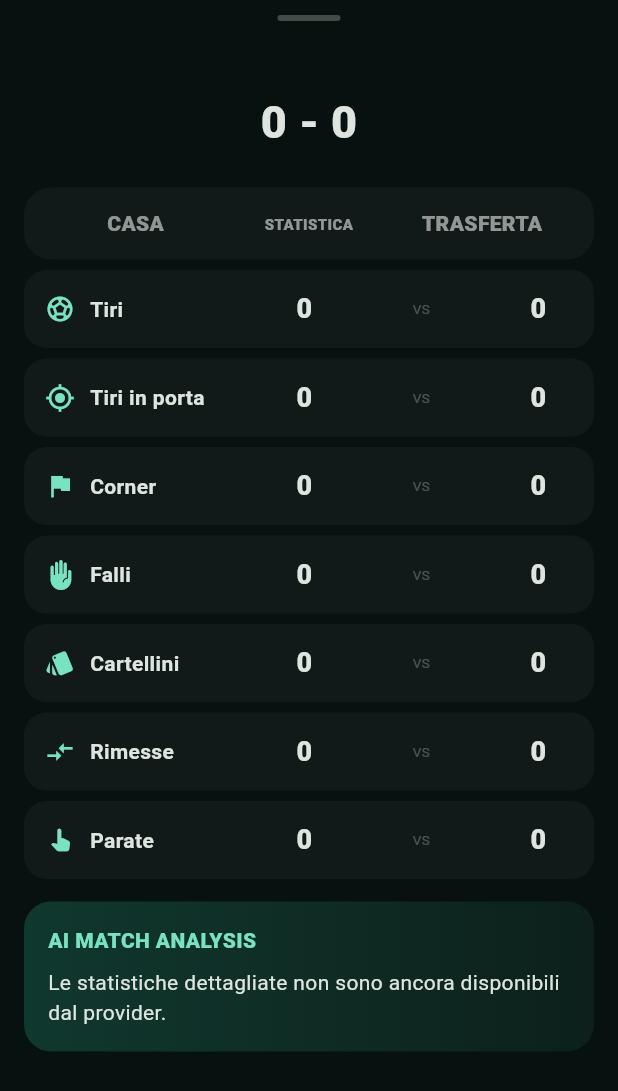
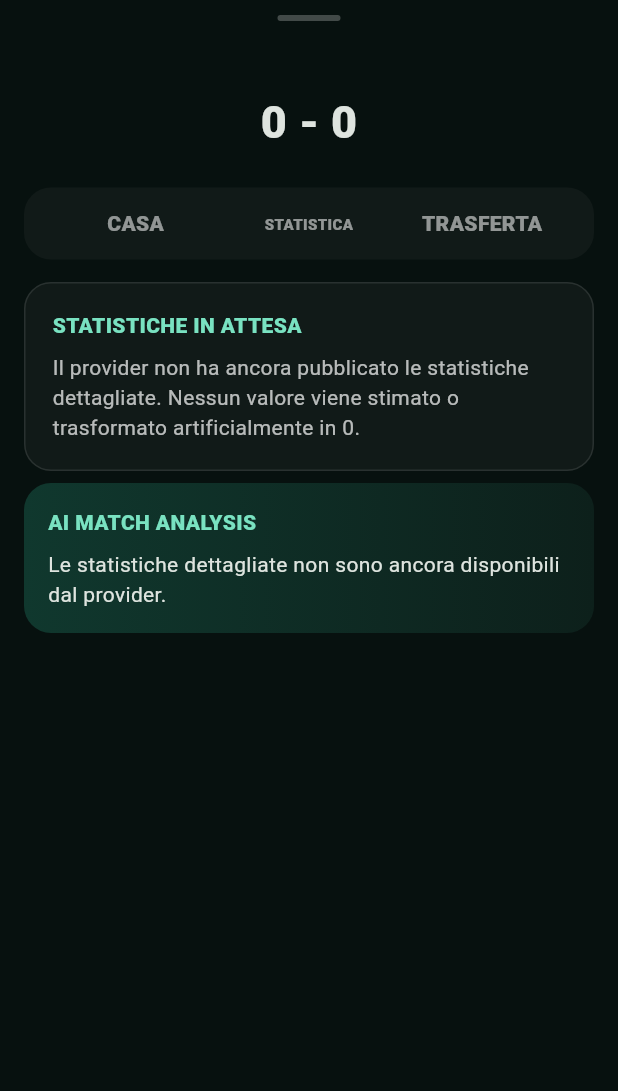
Before and after one commit to anonimatoxx11xx-dev/match-ai-pro, a Flutter app: the MatchDetail widget shown alone on an empty page, opened directly with empty values, on a phone screen of 412 x 824 dp. Shown: the top 1091 px of the screen. Run offline on Flutter 3.47's test engine with Material 3 defaults, Android fonts, the phone set to English and light mode, and no system bars; network calls fail.

Commit message:
Fix match detail statistics consistency

```diff
--- a/lib/main.dart
+++ b/lib/main.dart
@@ -614,23 +614,24 @@ class _HomePageState extends State<HomePage> {
 
   Future<void> _open(MatchData m) async {
     if (!mounted) return;
-    var detailed = m;
-    try {
-      final candidate = await fotMob.details(m).timeout(const Duration(seconds: 4));
-      if (candidate.hasStats) detailed = candidate;
-    } catch (_) {
-      try {
-        final candidate = await sofaScore.details(m).timeout(const Duration(seconds: 4));
-        if (candidate.hasStats) detailed = candidate;
-      } catch (_) {}
-    }
-    if (!mounted) return;
+
+    // Il dettaglio usa sempre prima i dati già verificati dal feed.
+    // Nessun provider secondario può sostituire statistiche valide con zeri.
     showModalBottomSheet(
       context: context,
       isScrollControlled: true,
       backgroundColor: const Color(0xFF07110F),
-      builder: (_) => MatchDetail(match: detailed),
+      builder: (_) => MatchDetail(match: m),
     );
+
+    // Controllo secondario non bloccante: non modifica la schermata aperta.
+    try {
+      await fotMob.details(m).timeout(const Duration(seconds: 4));
+    } catch (_) {
+      try {
+        await sofaScore.details(m).timeout(const Duration(seconds: 4));
+      } catch (_) {}
+    }
   }
 
   @override
@@ -1078,6 +1079,7 @@ class MatchDetail extends StatelessWidget {
                   ),
                 ),
                 const SizedBox(height: 7),
+                if (match.hasStats) ...[
                   _row('Tiri', match.homeShots, match.awayShots, Icons.sports_soccer),
                   _row('Tiri in porta', match.homeOn, match.awayOn, Icons.gps_fixed),
                   _row('Corner', match.homeCorners, match.awayCorners, Icons.flag),
@@ -1085,6 +1087,9 @@ class MatchDetail extends StatelessWidget {
                   _row('Cartellini', match.homeCards, match.awayCards, Icons.style),
                   _row('Rimesse', match.homeThrow, match.awayThrow, Icons.compare_arrows),
                   _row('Parate', match.homeSaves, match.awaySaves, Icons.pan_tool_alt),
+                ] else ...[
+                  _pendingStatsCard(),
+                ],
                 const SizedBox(height: 8),
                 Container(
                   padding: const EdgeInsets.all(16),
@@ -1112,6 +1117,30 @@ class MatchDetail extends StatelessWidget {
               ],
             ),
           ),
+        ),
+      );
+
+  Widget _pendingStatsCard() => Container(
+        margin: const EdgeInsets.only(top: 8),
+        padding: const EdgeInsets.all(18),
+        decoration: BoxDecoration(
+          color: const Color(0xFF111A18),
+          borderRadius: BorderRadius.circular(18),
+          border: Border.all(color: Colors.white10),
+        ),
+        child: const Column(
+          crossAxisAlignment: CrossAxisAlignment.start,
+          children: [
+            Text('STATISTICHE IN ATTESA',
+                style: TextStyle(
+                    color: Color(0xFF79E2C1),
+                    fontWeight: FontWeight.w900)),
+            SizedBox(height: 8),
+            Text(
+              'Il provider non ha ancora pubblicato le statistiche dettagliate. Nessun valore viene stimato o trasformato artificialmente in 0.',
+              style: TextStyle(color: Colors.white70, height: 1.4),
+            ),
+          ],
         ),
       );
 
```
Lines whose indentation alone changed are shown as unchanged.
